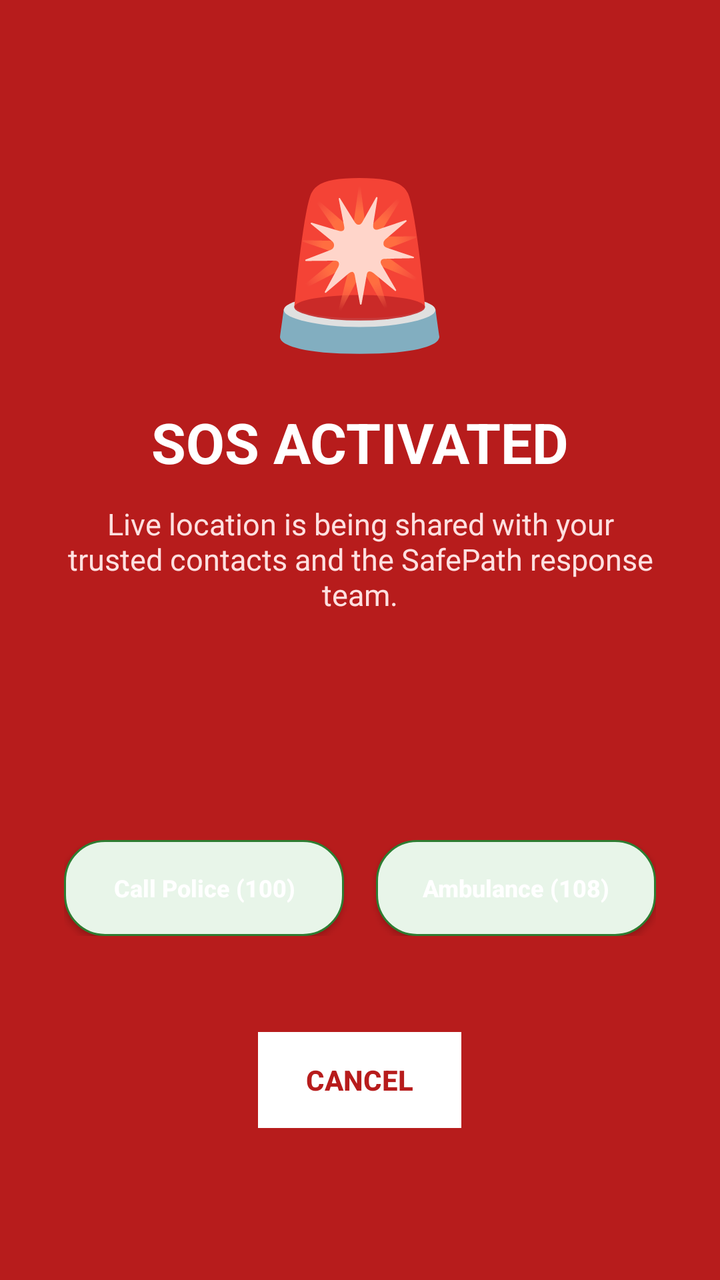
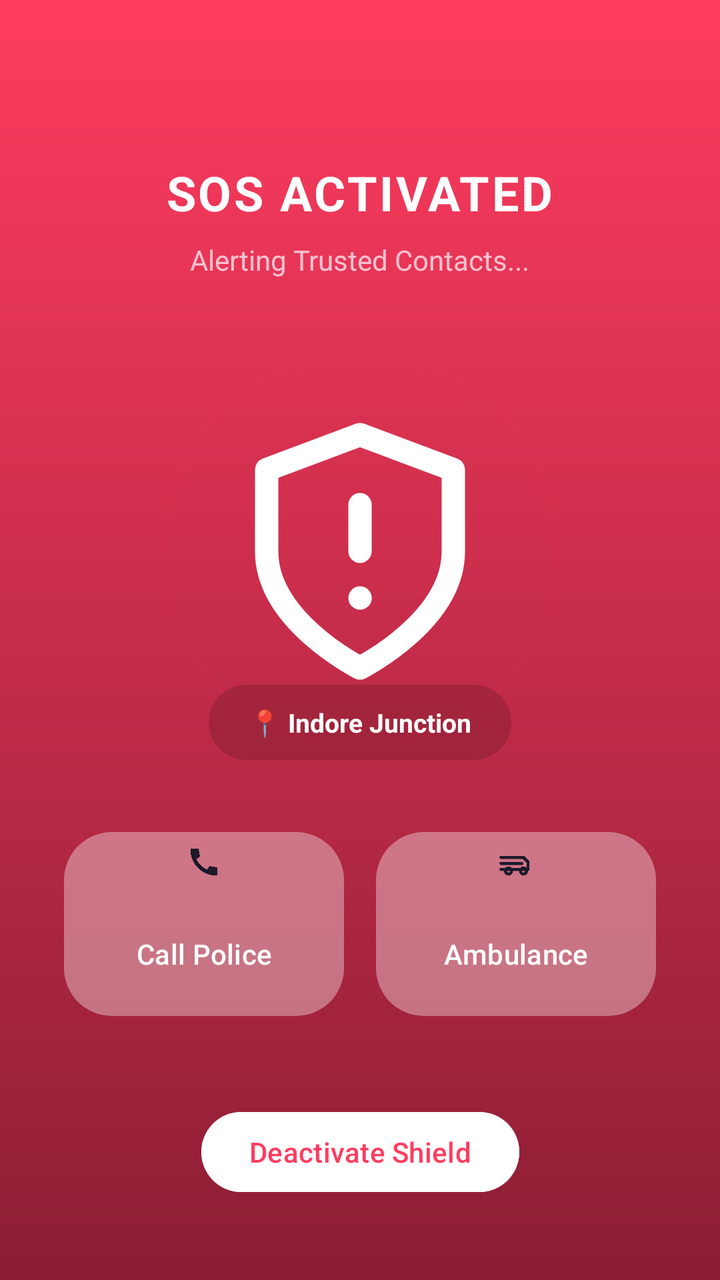

Two renders of the same Android screen: before a commit and after it. Below are the layout's source before the change and the commit's diff.
<!-- AndroidManifest.xml: application theme Theme.SafePathIndore -->
<!-- res/layout/activity_sos.xml -->
<?xml version="1.0" encoding="utf-8"?>
<LinearLayout xmlns:android="http://schemas.android.com/apk/res/android"
    android:layout_width="match_parent"
    android:layout_height="match_parent"
    android:background="@color/sos_red_dark"
    android:gravity="center"
    android:orientation="vertical"
    android:padding="32dp">

    <TextView
        android:layout_width="wrap_content"
        android:layout_height="wrap_content"
        android:text="🚨"
        android:textSize="80sp" />

    <TextView
        android:layout_width="wrap_content"
        android:layout_height="wrap_content"
        android:layout_marginTop="20dp"
        android:text="SOS ACTIVATED"
        android:textColor="@android:color/white"
        android:textSize="28sp"
        android:textStyle="bold" />

    <TextView
        android:layout_width="wrap_content"
        android:layout_height="wrap_content"
        android:layout_marginTop="12dp"
        android:gravity="center"
        android:text="Live location is being shared with your trusted contacts and the SafePath response team."
        android:textColor="#FFE0E0"
        android:textSize="15sp" />

    <TextView
        android:id="@+id/sosLocation"
        android:layout_width="wrap_content"
        android:layout_height="wrap_content"
        android:layout_marginTop="24dp"
        android:gravity="center"
        android:textColor="#FFFFFF"
        android:textSize="13sp"
        android:fontFamily="monospace" />

    <TextView
        android:id="@+id/sosTimer"
        android:layout_width="wrap_content"
        android:layout_height="wrap_content"
        android:layout_marginTop="20dp"
        android:textColor="#FFFFFF"
        android:textSize="14sp" />

    <LinearLayout
        android:layout_width="match_parent"
        android:layout_height="wrap_content"
        android:layout_marginTop="32dp"
        android:gravity="center"
        android:orientation="horizontal">

        <androidx.appcompat.widget.AppCompatButton
            android:id="@+id/callPoliceButton"
            android:layout_width="0dp"
            android:layout_height="wrap_content"
            android:layout_weight="1"
            android:layout_marginEnd="8dp"
            android:background="@drawable/bg_status_chip"
            android:text="Call Police (100)"
            android:textColor="@android:color/white"
            android:textAllCaps="false"
            android:textSize="12sp"
            android:textStyle="bold" />

        <androidx.appcompat.widget.AppCompatButton
            android:id="@+id/callAmbulanceButton"
            android:layout_width="0dp"
            android:layout_height="wrap_content"
            android:layout_weight="1"
            android:layout_marginStart="8dp"
            android:background="@drawable/bg_status_chip"
            android:text="Ambulance (108)"
            android:textColor="@android:color/white"
            android:textAllCaps="false"
            android:textSize="12sp"
            android:textStyle="bold" />
    </LinearLayout>

    <androidx.appcompat.widget.AppCompatButton
        android:id="@+id/cancelSosButton"
        android:layout_width="wrap_content"
        android:layout_height="wrap_content"
        android:layout_marginTop="48dp"
        android:background="@android:color/white"
        android:paddingHorizontal="24dp"
        android:stateListAnimator="@null"
        android:text="Cancel"
        android:textColor="@color/sos_red_dark"
        android:textStyle="bold" />

</LinearLayout>
<!-- resources referenced by this layout -->
<resources>
  <color name="sos_red_dark">#B71C1C</color>
  <!-- drawable bg_status_chip (drawable) -->
  <?xml version="1.0" encoding="utf-8"?>
  <shape xmlns:android="http://schemas.android.com/apk/res/android"
      android:shape="rectangle">
      <solid android:color="#E8F5E9" />
      <corners android:radius="20dp" />
      <stroke android:width="1dp" android:color="@color/status_green" />
  </shape>
  <style name="Theme.SafePathIndore" parent="Theme.Material3.DayNight.NoActionBar">
          <item name="colorPrimary">@color/brand_primary</item>
          <item name="colorPrimaryVariant">@color/brand_primary_dark</item>
          <item name="colorOnPrimary">@color/white</item>
          <item name="colorSecondary">@color/brand_accent</item>
          <item name="android:statusBarColor">@color/brand_primary_dark</item>
          <item name="android:windowLightStatusBar">false</item>
      </style>
  <color name="status_green">#2E7D32</color>
  <color name="brand_primary">#6A1B9A</color>
  <color name="brand_primary_dark">#4A148C</color>
  <color name="white">#FFFFFFFF</color>
  <color name="brand_accent">#FF4081</color>
</resources>

<!-- the commit's change to res/layout/activity_sos.xml (unified diff, before → after) -->
@@ -1,98 +1,137 @@
 <?xml version="1.0" encoding="utf-8"?>
-<LinearLayout xmlns:android="http://schemas.android.com/apk/res/android"
+<androidx.constraintlayout.widget.ConstraintLayout xmlns:android="http://schemas.android.com/apk/res/android"
+    xmlns:app="http://schemas.android.com/apk/res-auto"
     android:layout_width="match_parent"
     android:layout_height="match_parent"
-    android:background="@color/sos_red_dark"
-    android:gravity="center"
-    android:orientation="vertical"
-    android:padding="32dp">
+    android:background="@drawable/sos_full_bg">
 
+    
     <TextView
+        android:id="@+id/sosStatus"
         android:layout_width="wrap_content"
         android:layout_height="wrap_content"
-        android:text="🚨"
-        android:textSize="80sp" />
-
-    <TextView
-        android:layout_width="wrap_content"
-        android:layout_height="wrap_content"
-        android:layout_marginTop="20dp"
         android:text="SOS ACTIVATED"
-        android:textColor="@android:color/white"
-        android:textSize="28sp"
-        android:textStyle="bold" />
-
-    <TextView
-        android:layout_width="wrap_content"
-        android:layout_height="wrap_content"
-        android:layout_marginTop="12dp"
-        android:gravity="center"
-        android:text="Live location is being shared with your trusted contacts and the SafePath response team."
-        android:textColor="#FFE0E0"
-        android:textSize="15sp" />
-
-    <TextView
-        android:id="@+id/sosLocation"
-        android:layout_width="wrap_content"
-        android:layout_height="wrap_content"
-        android:layout_marginTop="24dp"
-        android:gravity="center"
-        android:textColor="#FFFFFF"
-        android:textSize="13sp"
-        android:fontFamily="monospace" />
+        android:textColor="@color/white"
+        android:textSize="24sp"
+        android:textStyle="bold"
+        android:letterSpacing="0.05"
+        android:layout_marginTop="80dp"
+        app:layout_constraintTop_toTopOf="parent"
+        app:layout_constraintStart_toStartOf="parent"
+        app:layout_constraintEnd_toEndOf="parent" />
 
     <TextView
         android:id="@+id/sosTimer"
         android:layout_width="wrap_content"
         android:layout_height="wrap_content"
-        android:layout_marginTop="20dp"
-        android:textColor="#FFFFFF"
-        android:textSize="14sp" />
+        android:text="Alerting Trusted Contacts..."
+        android:textColor="#FFC2D1"
+        android:textSize="14sp"
+        android:layout_marginTop="8dp"
+        app:layout_constraintTop_toBottomOf="@id/sosStatus"
+        app:layout_constraintStart_toStartOf="parent"
+        app:layout_constraintEnd_toEndOf="parent" />
 
-    <LinearLayout
+    
+    <FrameLayout
+        android:id="@+id/sosIconContainer"
+        android:layout_width="200dp"
+        android:layout_height="200dp"
+        app:layout_constraintTop_toBottomOf="@id/sosTimer"
+        app:layout_constraintBottom_toTopOf="@id/buttonGrid"
+        app:layout_constraintStart_toStartOf="parent"
+        app:layout_constraintEnd_toEndOf="parent">
+        
+        <View
+            android:layout_width="match_parent"
+            android:layout_height="match_parent"
+            android:background="@drawable/sos_pulse_ring"
+            android:alpha="0.3" />
+
+        <ImageView
+            android:layout_width="140dp"
+            android:layout_height="140dp"
+            android:layout_gravity="center"
+            android:src="@drawable/ic_shield_alert"
+            app:tint="@color/white" />
+    </FrameLayout>
+
+    
+    <com.google.android.material.card.MaterialCardView
+        android:id="@+id/locationCard"
+        android:layout_width="wrap_content"
+        android:layout_height="wrap_content"
+        android:layout_marginBottom="32dp"
+        app:cardCornerRadius="20dp"
+        app:cardBackgroundColor="#26000000"
+        app:strokeWidth="0dp"
+        app:layout_constraintBottom_toTopOf="@id/buttonGrid"
+        app:layout_constraintStart_toStartOf="parent"
+        app:layout_constraintEnd_toEndOf="parent">
+        <TextView
+            android:id="@+id/sosLocation"
+            android:layout_width="wrap_content"
+            android:layout_height="wrap_content"
+            android:paddingHorizontal="20dp"
+            android:paddingVertical="10dp"
+            android:text="📍 Indore Junction"
+            android:textColor="@color/white"
+            android:textSize="13sp"
+            android:textStyle="bold" />
+    </com.google.android.material.card.MaterialCardView>
+
+    
+    <GridLayout
+        android:id="@+id/buttonGrid"
         android:layout_width="match_parent"
         android:layout_height="wrap_content"
-        android:layout_marginTop="32dp"
-        android:gravity="center"
-        android:orientation="horizontal">
+        android:layout_marginBottom="40dp"
+        android:paddingHorizontal="32dp"
+        android:columnCount="2"
+        app:layout_constraintBottom_toTopOf="@id/cancelSosButton">
 
-        <androidx.appcompat.widget.AppCompatButton
+        <com.google.android.material.button.MaterialButton
             android:id="@+id/callPoliceButton"
             android:layout_width="0dp"
-            android:layout_height="wrap_content"
-            android:layout_weight="1"
+            android:layout_height="100dp"
+            android:layout_columnWeight="1"
             android:layout_marginEnd="8dp"
-            android:background="@drawable/bg_status_chip"
-            android:text="Call Police (100)"
-            android:textColor="@android:color/white"
-            android:textAllCaps="false"
-            android:textSize="12sp"
-            android:textStyle="bold" />
+            android:text="Call Police"
+            android:textColor="@color/white"
+            android:backgroundTint="#33FFFFFF"
+            app:cornerRadius="24dp"
+            app:icon="@drawable/ic_phone"
+            app:iconGravity="top"
+            app:iconPadding="12dp"
+            style="@style/Widget.Material3.Button.TonalButton" />
 
-        <androidx.appcompat.widget.AppCompatButton
+        <com.google.android.material.button.MaterialButton
             android:id="@+id/callAmbulanceButton"
             android:layout_width="0dp"
-            android:layout_height="wrap_content"
-            android:layout_weight="1"
+            android:layout_height="100dp"
+            android:layout_columnWeight="1"
             android:layout_marginStart="8dp"
-            android:background="@drawable/bg_status_chip"
-            android:text="Ambulance (108)"
-            android:textColor="@android:color/white"
-            android:textAllCaps="false"
-            android:textSize="12sp"
-            android:textStyle="bold" />
-    </LinearLayout>
+            android:text="Ambulance"
+            android:textColor="@color/white"
+            android:backgroundTint="#33FFFFFF"
+            app:cornerRadius="24dp"
+            app:icon="@drawable/ic_ambulance"
+            app:iconGravity="top"
+            app:iconPadding="12dp"
+            style="@style/Widget.Material3.Button.TonalButton" />
+    </GridLayout>
 
-    <androidx.appcompat.widget.AppCompatButton
+    <com.google.android.material.button.MaterialButton
         android:id="@+id/cancelSosButton"
         android:layout_width="wrap_content"
         android:layout_height="wrap_content"
-        android:layout_marginTop="48dp"
-        android:background="@android:color/white"
-        android:paddingHorizontal="24dp"
-        android:stateListAnimator="@null"
-        android:text="Cancel"
-        android:textColor="@color/sos_red_dark"
-        android:textStyle="bold" />
+        android:layout_marginBottom="40dp"
+        android:text="Deactivate Shield"
+        android:textColor="@color/accent"
+        android:backgroundTint="@color/white"
+        app:cornerRadius="20dp"
+        app:layout_constraintBottom_toBottomOf="parent"
+        app:layout_constraintStart_toStartOf="parent"
+        app:layout_constraintEnd_toEndOf="parent" />
 
-</LinearLayout>
+</androidx.constraintlayout.widget.ConstraintLayout>
<!-- resource entries referenced after the edit -->
@@ -1,26 +1,86 @@
 <!-- resources referenced by this layout -->
 <resources>
-  <color name="sos_red_dark">#B71C1C</color>
-  <!-- drawable bg_status_chip (drawable) -->
+  <color name="accent">#FF3C5F</color>
+  <style name="Theme.SafePathIndore" parent="Theme.Material3.Light.NoActionBar">
+          <item name="colorPrimary">@color/brand_primary</item>
+          <item name="colorOnPrimary">@color/white</item>
+          <item name="colorSecondary">@color/accent</item>
+          <item name="colorOnSecondary">@color/white</item>
+          <item name="colorTertiary">@color/safe</item>
+          <item name="android:statusBarColor">@color/white</item>
+          <item name="android:windowLightStatusBar">true</item>
+          <item name="android:windowBackground">@color/surface</item>
+          <item name="android:navigationBarColor">@color/white</item>
+          <item name="android:windowLightNavigationBar" tools:targetApi="27">true</item>
+      </style>
+  <color name="brand_primary">@color/ink</color>
+  <color name="safe">@color/emerald</color>
+  <color name="surface">@color/white</color>
+  <color name="ink">#0F172A</color>
+  <color name="emerald">#059669</color>
+  <color name="white">#FFFFFFFF</color>
+  <!-- drawable ic_ambulance (drawable) -->
+  <vector xmlns:android="http://schemas.android.com/apk/res/android"
+      android:width="24dp"
+      android:height="24dp"
+      android:viewportWidth="24"
+      android:viewportHeight="24">
+      <path
+          android:pathData="M2 13h14M2 17h14M2 9h14M16 17h4v-5l-3-3h-1"
+          android:strokeColor="#E11D2A"
+          android:strokeWidth="2"
+          android:strokeLineCap="round"
+          android:strokeLineJoin="round"/>
+      <path
+          android:pathData="M7 18m-2 0a2 2 0 1 1 4 0a2 2 0 1 1 -4 0"
+          android:strokeColor="#E11D2A"
+          android:strokeWidth="2"/>
+      <path
+          android:pathData="M17 18m-2 0a2 2 0 1 1 4 0a2 2 0 1 1 -4 0"
+          android:strokeColor="#E11D2A"
+          android:strokeWidth="2"/>
+  </vector>
+  <!-- drawable ic_phone (drawable) -->
+  <vector xmlns:android="http://schemas.android.com/apk/res/android"
+      android:width="48dp"
+      android:height="48dp"
+      android:viewportWidth="24"
+      android:viewportHeight="24"
+      android:tint="@android:color/white">
+      <path android:fillColor="@android:color/white"
+          android:pathData="M20.01,15.38c-1.23,0 -2.42,-0.2 -3.53,-0.56 -0.35,-0.12 -0.74,-0.03 -1.01,0.24l-1.57,1.97c-2.83,-1.35 -5.48,-3.9 -6.89,-6.83l1.95,-1.66c0.27,-0.28 0.35,-0.67 0.24,-1.02 -0.37,-1.11 -0.56,-2.3 -0.56,-3.53 0,-0.54 -0.45,-0.99 -0.99,-0.99H4.19C3.65,3 3,3.24 3,3.99 3,13.28 10.73,21 20.01,21c0.71,0 0.99,-0.63 0.99,-1.18v-3.45c0,-0.54 -0.45,-0.99 -0.99,-0.99z"/>
+  </vector>
+  <!-- drawable ic_shield_alert (drawable) -->
+  <vector xmlns:android="http://schemas.android.com/apk/res/android"
+      android:width="24dp"
+      android:height="24dp"
+      android:viewportWidth="24"
+      android:viewportHeight="24">
+      <path
+          android:pathData="M12 22s8-4 8-10V5l-8-3-8 3v7c0 6 8 10 8 10z"
+          android:strokeColor="#E11D2A"
+          android:strokeWidth="2"
+          android:strokeLineCap="round"
+          android:strokeLineJoin="round"/>
+      <path
+          android:pathData="M12 8v4M12 16h.01"
+          android:strokeColor="#E11D2A"
+          android:strokeWidth="2"
+          android:strokeLineCap="round"
+          android:strokeLineJoin="round"/>
+  </vector>
+  <!-- drawable sos_full_bg (drawable) -->
   <?xml version="1.0" encoding="utf-8"?>
-  <shape xmlns:android="http://schemas.android.com/apk/res/android"
-      android:shape="rectangle">
-      <solid android:color="#E8F5E9" />
-      <corners android:radius="20dp" />
-      <stroke android:width="1dp" android:color="@color/status_green" />
+  <shape xmlns:android="http://schemas.android.com/apk/res/android" android:shape="rectangle">
+      <gradient
+          android:startColor="#FF3C5F"
+          android:endColor="#8B1D34"
+          android:angle="270" />
   </shape>
-  <style name="Theme.SafePathIndore" parent="Theme.Material3.DayNight.NoActionBar">
-          <item name="colorPrimary">@color/brand_primary</item>
-          <item name="colorPrimaryVariant">@color/brand_primary_dark</item>
-          <item name="colorOnPrimary">@color/white</item>
-          <item name="colorSecondary">@color/brand_accent</item>
-          <item name="android:statusBarColor">@color/brand_primary_dark</item>
-          <item name="android:windowLightStatusBar">false</item>
-      </style>
-  <color name="status_green">#2E7D32</color>
-  <color name="brand_primary">#6A1B9A</color>
-  <color name="brand_primary_dark">#4A148C</color>
-  <color name="white">#FFFFFFFF</color>
-  <color name="brand_accent">#FF4081</color>
+  <!-- drawable sos_pulse_ring (drawable) -->
+  <?xml version="1.0" encoding="utf-8"?>
+  <shape xmlns:android="http://schemas.android.com/apk/res/android" android:shape="oval">
+      <stroke android:width="4dp" android:color="#26FF3C5F" />
+  </shape>
 </resources>
 
